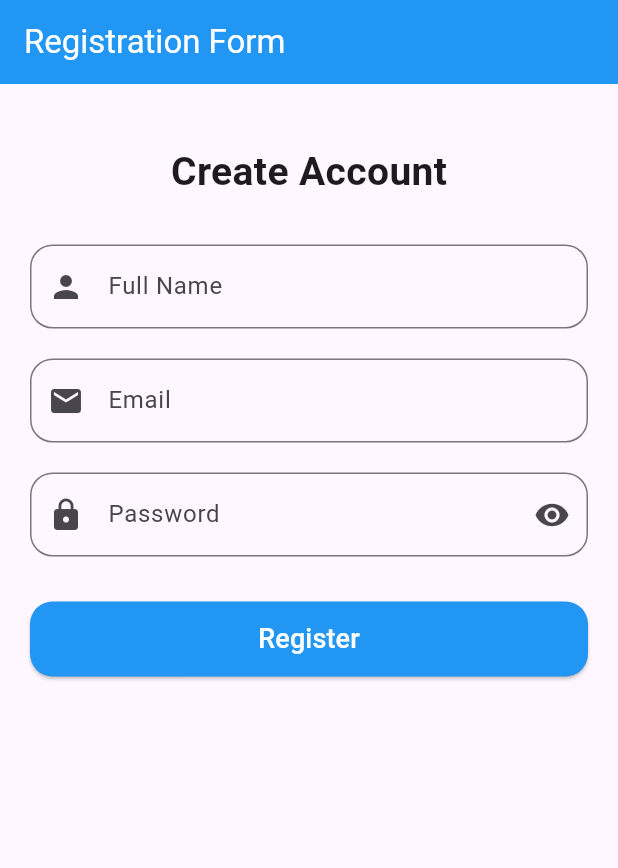
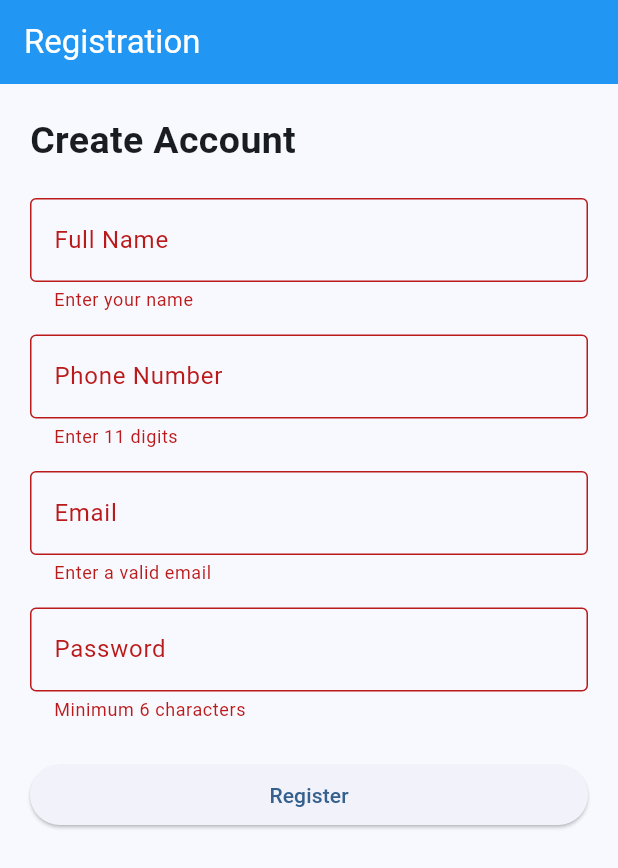
Before and after one commit to nurbalaqalym-gif/t10, a Flutter app: the screen it shows after launch, after a tap on "Register", on a phone screen of 412 x 824 dp. Shown: the top 868 px of the screen. Run offline on Flutter 3.47's test engine with Material 3 defaults, Android fonts, the phone set to English and light mode, and no system bars.

Commit message:
Initial commit

```diff
--- a/lib/main.dart
+++ b/lib/main.dart
@@ -12,8 +12,10 @@ class MyApp extends StatelessWidget {
   Widget build(BuildContext context) {
     return MaterialApp(
       debugShowCheckedModeBanner: false,
-      title: 'Input Styling',
-      theme: ThemeData(primarySwatch: Colors.blue),
+      title: 'Form App',
+      theme: ThemeData(
+        colorScheme: ColorScheme.fromSeed(seedColor: Colors.blue),
+      ),
       home: const RegisterPage(),
     );
   }
--- a/lib/register_form.dart
+++ b/lib/register_form.dart
@@ -1,87 +1,143 @@
 import 'package:flutter/material.dart';
+import 'package:flutter/services.dart';
 
-class RegisterPage extends StatelessWidget {
+class RegisterPage extends StatefulWidget {
   const RegisterPage({super.key});
+
+  @override
+  State<RegisterPage> createState() => _RegisterPageState();
+}
+
+class _RegisterPageState extends State<RegisterPage> {
+  final _formKey = GlobalKey<FormState>();
+
+  final nameController = TextEditingController();
+  final phoneController = TextEditingController();
+  final emailController = TextEditingController();
+  final passwordController = TextEditingController();
+
+  @override
+  void dispose() {
+    nameController.dispose();
+    phoneController.dispose();
+    emailController.dispose();
+    passwordController.dispose();
+    super.dispose();
+  }
+
+  void register() {
+    if (_formKey.currentState!.validate()) {
+      ScaffoldMessenger.of(
+        context,
+      ).showSnackBar(const SnackBar(content: Text('Registration successful!')));
+    }
+  }
 
   @override
   Widget build(BuildContext context) {
     return Scaffold(
       appBar: AppBar(
-        title: const Text('Registration Form'),
+        title: const Text('Registration'),
         backgroundColor: Colors.blue,
         foregroundColor: Colors.white,
       ),
       body: Padding(
         padding: const EdgeInsets.all(20),
-        child: Column(
-          children: [
-            const SizedBox(height: 20),
+        child: Form(
+          key: _formKey,
+          child: ListView(
+            children: [
+              const Text(
+                'Create Account',
+                style: TextStyle(fontSize: 25, fontWeight: FontWeight.bold),
+              ),
 
-            const Text(
-              'Create Account',
-              style: TextStyle(fontSize: 26, fontWeight: FontWeight.bold),
-            ),
+              const SizedBox(height: 20),
 
-            const SizedBox(height: 30),
+              TextFormField(
+                controller: nameController,
+                decoration: const InputDecoration(
+                  labelText: 'Full Name',
+                  border: OutlineInputBorder(),
+                ),
+                inputFormatters: [
+                  FilteringTextInputFormatter.allow(
+                    RegExp(r'[a-zA-Zа-яА-ЯәіңғүұқөһӘІҢҒҮҰҚӨҺ ]'),
+                  ),
+                ],
+                validator: (value) {
+                  if (value == null || value.isEmpty) {
+                    return 'Enter your name';
+                  }
+                  return null;
+                },
+              ),
 
-            TextField(
-              decoration: InputDecoration(
-                labelText: 'Full Name',
-                hintText: 'Enter your name',
-                prefixIcon: const Icon(Icons.person),
-                border: OutlineInputBorder(
-                  borderRadius: BorderRadius.circular(15),
+              const SizedBox(height: 15),
+
+              TextFormField(
+                controller: phoneController,
+                keyboardType: TextInputType.phone,
+                decoration: const InputDecoration(
+                  labelText: 'Phone Number',
+                  border: OutlineInputBorder(),
                 ),
+                inputFormatters: [
+                  FilteringTextInputFormatter.digitsOnly,
+                  LengthLimitingTextInputFormatter(11),
+                ],
+                validator: (value) {
+                  if (value == null || value.length != 11) {
+                    return 'Enter 11 digits';
+                  }
+                  return null;
+                },
               ),
-            ),
 
-            const SizedBox(height: 20),
+              const SizedBox(height: 15),
 
-            TextField(
-              keyboardType: TextInputType.emailAddress,
-              decoration: InputDecoration(
-                labelText: 'Email',
-                hintText: 'Enter your email',
-                prefixIcon: const Icon(Icons.email),
-                border: OutlineInputBorder(
-                  borderRadius: BorderRadius.circular(15),
+              TextFormField(
+                controller: emailController,
+                keyboardType: TextInputType.emailAddress,
+                decoration: const InputDecoration(
+                  labelText: 'Email',
+                  border: OutlineInputBorder(),
                 ),
+                validator: (value) {
+                  if (value == null ||
+                      !RegExp(r'^[^@]+@[^@]+\.[^@]+$').hasMatch(value)) {
+                    return 'Enter a valid email';
+                  }
+                  return null;
+                },
               ),
-            ),
 
-            const SizedBox(height: 20),
+              const SizedBox(height: 15),
 
-            TextField(
-              obscureText: true,
-              decoration: InputDecoration(
-                labelText: 'Password',
-                hintText: 'Enter password',
-                prefixIcon: const Icon(Icons.lock),
-                suffixIcon: const Icon(Icons.visibility),
-                border: OutlineInputBorder(
-                  borderRadius: BorderRadius.circular(15),
+              TextFormField(
+                controller: passwordController,
+                obscureText: true,
+                decoration: const InputDecoration(
+                  labelText: 'Password',
+                  border: OutlineInputBorder(),
                 ),
+                inputFormatters: [LengthLimitingTextInputFormatter(12)],
+                validator: (value) {
+                  if (value == null || value.length < 6) {
+                    return 'Minimum 6 characters';
+                  }
+                  return null;
+                },
               ),
-            ),
 
-            const SizedBox(height: 30),
+              const SizedBox(height: 25),
 
-            SizedBox(
-              width: double.infinity,
-              height: 50,
-              child: ElevatedButton(
-                onPressed: () {},
-                style: ElevatedButton.styleFrom(
-                  backgroundColor: Colors.blue,
-                  foregroundColor: Colors.white,
-                  shape: RoundedRectangleBorder(
-                    borderRadius: BorderRadius.circular(15),
-                  ),
-                ),
-                child: const Text('Register', style: TextStyle(fontSize: 18)),
+              ElevatedButton(
+                onPressed: register,
+                child: const Text('Register'),
               ),
-            ),
-          ],
+            ],
+          ),
         ),
       ),
     );
```
